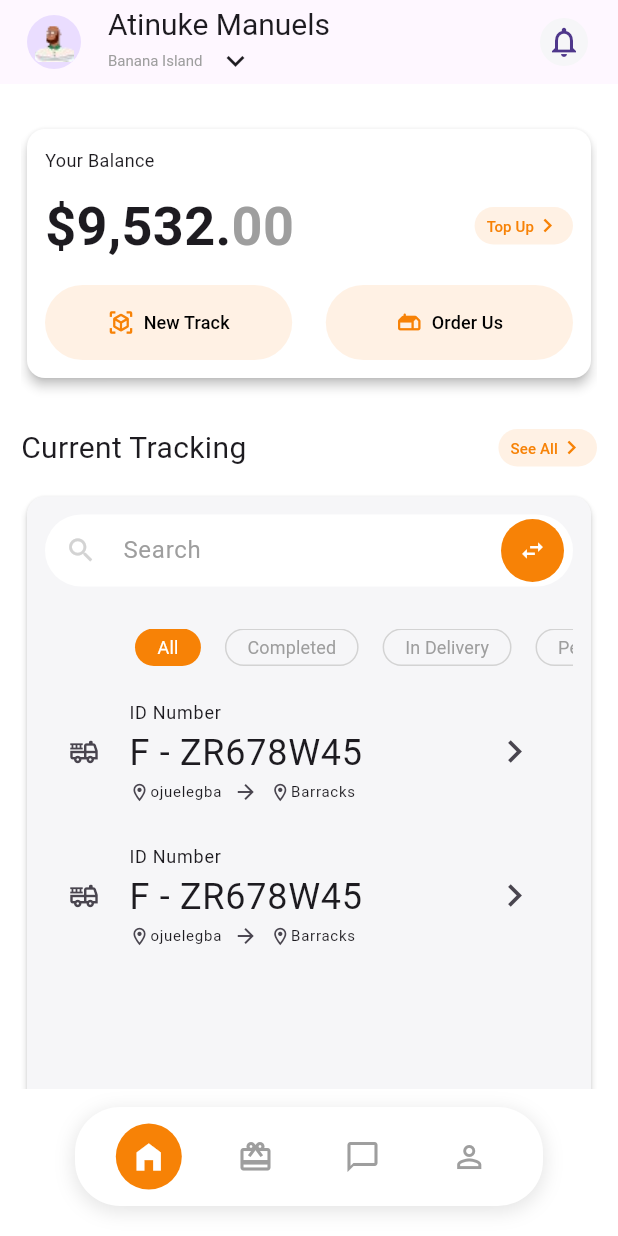
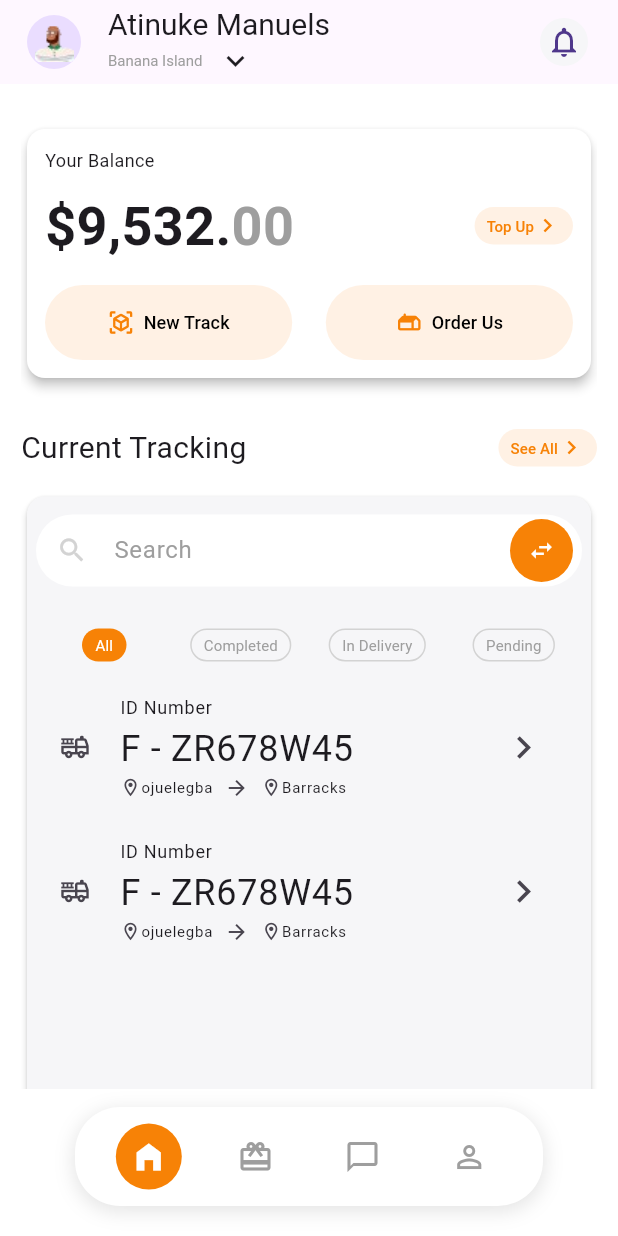
Before and after one commit to Atinuke-Manuels/Dev_Foundry2, a Flutter app: the screen it shows after launch, on a phone screen of 412 x 824 dp. Run offline on Flutter 3.47's test engine with Material 3 defaults, Android fonts, the phone set to English and light mode, and no system bars.

Commit message:
feat: Adjust dimensions

```diff
--- a/lib/ui_components/widgets/home_screen_widgets/home_screen_bottom_card.dart
+++ b/lib/ui_components/widgets/home_screen_widgets/home_screen_bottom_card.dart
@@ -13,7 +13,7 @@ class HomeScreenBottomCard extends StatelessWidget {
       color: lowerCardColor,
       elevation: 2,
       child: Padding(
-        padding: const EdgeInsets.all(12.0),
+        padding: const EdgeInsets.symmetric(horizontal: 6, vertical: 12),
         child: Column(
           children: [
             CustomSearchBar(),
--- a/lib/ui_components/widgets/home_screen_widgets/home_screen_bottom_tab_view.dart
+++ b/lib/ui_components/widgets/home_screen_widgets/home_screen_bottom_tab_view.dart
@@ -26,22 +26,23 @@ class _HomeScreenBottomTabViewState extends State<HomeScreenBottomTabView> with
 
   @override
   Widget build(BuildContext context) {
+    final screenHeight = MediaQuery.of(context).size.height;
+    final screenWidth = MediaQuery.of(context).size.width;
+
     return SizedBox(
-      height: MediaQuery.of(context).size.height * 0.4,
+      height: screenHeight > 640 ? screenHeight * 0.4 : screenHeight * 0.75,
       child: Column(
         crossAxisAlignment: CrossAxisAlignment.start,
         children: [
           // Custom Tab Bar
-          Container(
-            alignment: Alignment.topLeft,
-            child: TabBar(
+          TabBar(
             controller: _tabController,
-              isScrollable: true,
+            isScrollable: false,
             indicator: const BoxDecoration(),
 
             dividerColor: Colors.transparent,
 
-              labelPadding: const EdgeInsets.symmetric(horizontal: 8),
+            labelPadding: const EdgeInsets.symmetric(horizontal: 2),
 
             indicatorSize: TabBarIndicatorSize.label,
             indicatorPadding: EdgeInsets.zero,
@@ -57,7 +58,6 @@ class _HomeScreenBottomTabViewState extends State<HomeScreenBottomTabView> with
             onTap: (index) {
               setState(() {});
             },
-            ),
           ),
 
           SizedBox(height: spacing,),
@@ -79,10 +79,11 @@ class _HomeScreenBottomTabViewState extends State<HomeScreenBottomTabView> with
   }
 
   Widget _buildTab(String text, int index) {
+    final screenWidth = MediaQuery.of(context).size.width;
     bool isSelected = _tabController.index == index;
 
     return Container(
-      padding: const EdgeInsets.symmetric(horizontal: 14, vertical: 3),
+      padding: screenWidth < 640 ? const EdgeInsets.symmetric(horizontal: 8, vertical: 3) : const EdgeInsets.symmetric(horizontal: 12, vertical: 3),
       decoration: BoxDecoration(
         color: isSelected ? bottomTabActiveColor: Colors.transparent,
         borderRadius: BorderRadius.circular(20),
@@ -96,7 +97,7 @@ class _HomeScreenBottomTabViewState extends State<HomeScreenBottomTabView> with
         style: TextStyle(
           color: isSelected ? scaffoldBackgroundColor : colorGrey,
           fontWeight: FontWeight.normal,
-          fontSize: smallFontSize
+          fontSize: screenWidth < 640 ? tinyFontSize : smallFontSize
         ),
       ),
     );
@@ -111,12 +112,3 @@ class _HomeScreenBottomTabViewState extends State<HomeScreenBottomTabView> with
     );
   }
 }
-
-Widget _buildTabContent(String content) {
-  return Center(
-    child: Text(
-      content,
-      style: const TextStyle(fontSize: 18),
-    ),
-  );
-}
```
Also changed, not shown: lib/constants/constants.dart (line endings or trailing spaces). Lines whose indentation alone changed are shown as unchanged.
